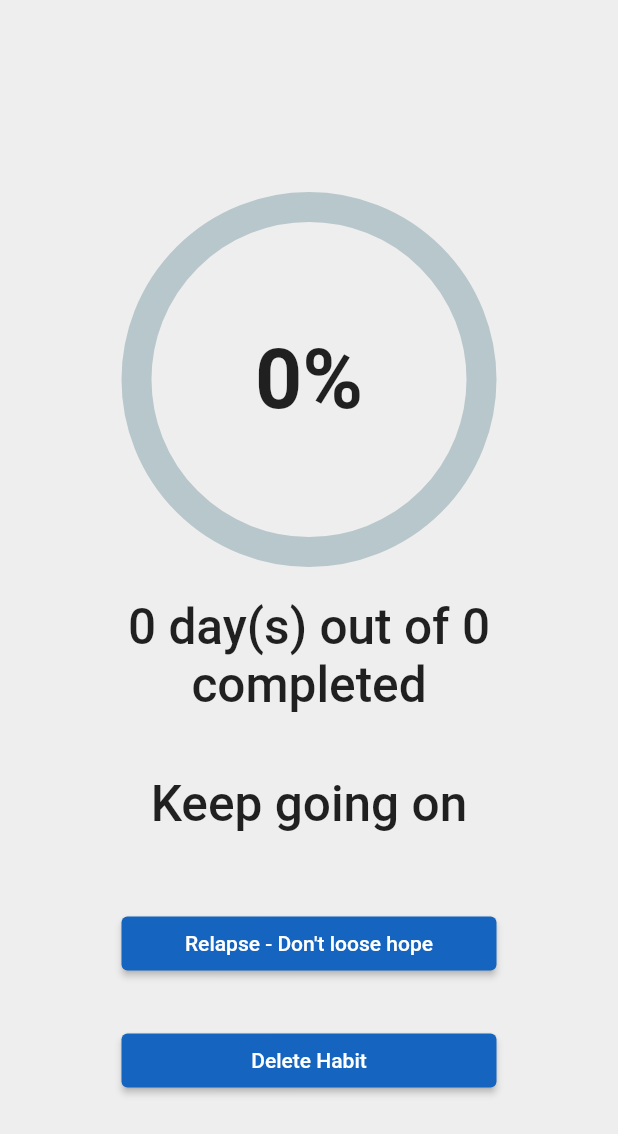
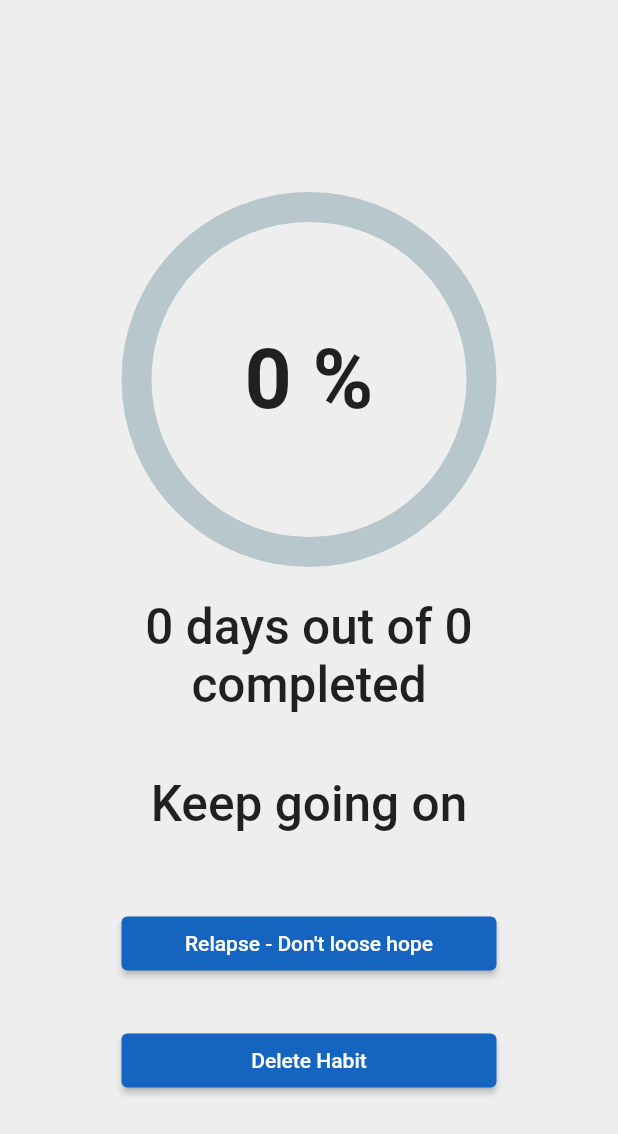
Before and after one commit to pranaykrpiyush/changehabit, a Flutter app: the DetailScreen screen opened directly with empty values, on a phone screen of 412 x 824 dp. Shown: the top 1134 px of the screen. Run offline on Flutter 3.47's test engine with Material 2 defaults, Android fonts, the phone set to English and light mode, and no system bars; drawn by our look-alikes of percent_indicator; our stand-ins replace fluttertoast, get, gradient_widgets, group_button, introduction_screen, shared_preferences; missing offline and left inert: flutter_overboard; accounts and stored records are empty.

Commit message:
Update detail_screen.dart

```diff
--- a/lib/detail_screen.dart
+++ b/lib/detail_screen.dart
@@ -34,9 +34,11 @@ class _DetailScreenState extends State<DetailScreen> {
     DateTime dateTime = DateTime.fromMillisecondsSinceEpoch(setDate!);
 
     difference = date2.difference(dateTime).inDays;
+
     setState(() {
-            progressPercent = ((difference / widget.days)*100).round();
+      progressPercent = ((difference / widget.days)*100).round();
     });
+
 
     print("percent" + progressPercent.toString());
     print(difference);
@@ -85,7 +87,7 @@ class _DetailScreenState extends State<DetailScreen> {
                       animateFromLastPercent: true,
                       percent: progressPercent / 100,
                       center: Text(
-                        "${progressPercent.ceil().toString()}%",
+                        "$progressPercent %",
                         style: TextStyle(
                             fontSize: 55, fontWeight: FontWeight.bold),
                       ),
@@ -95,7 +97,7 @@ class _DetailScreenState extends State<DetailScreen> {
                     Padding(
                       padding: EdgeInsets.all(20),
                       child: Text(
-                        '$difference day(s) out of ${widget.days} completed',
+                        '$difference days out of ${widget.days} completed',
                         textAlign: TextAlign.center,
                         style: TextStyle(
                             fontSize: 33, fontWeight: FontWeight.w500),
```
